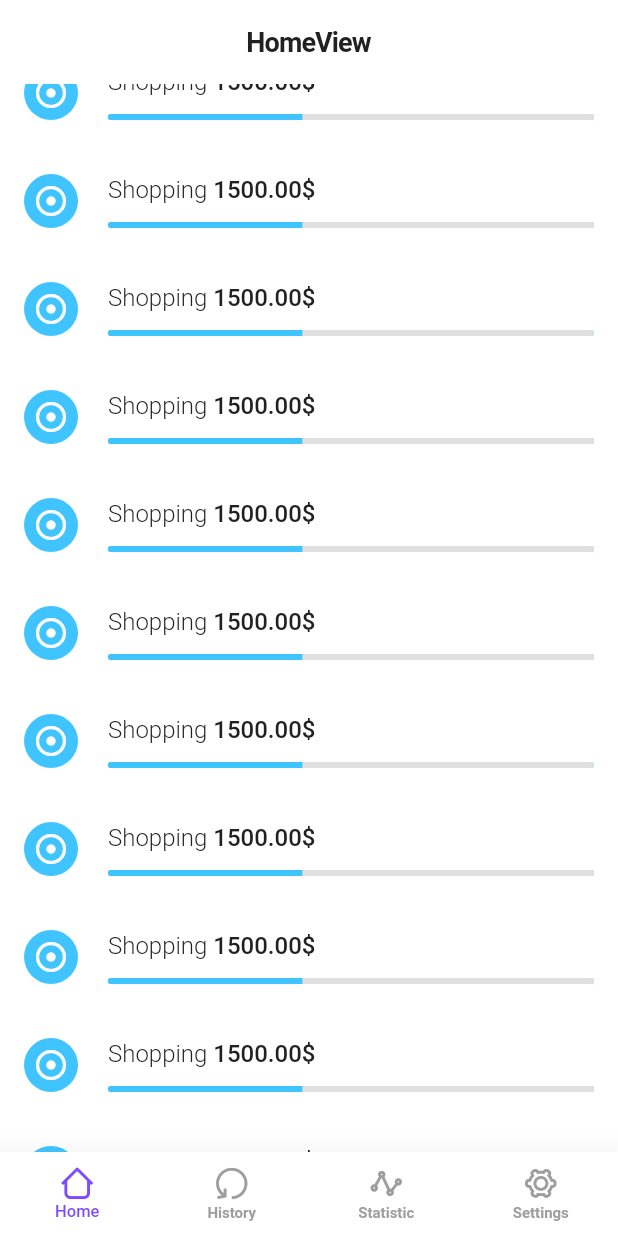
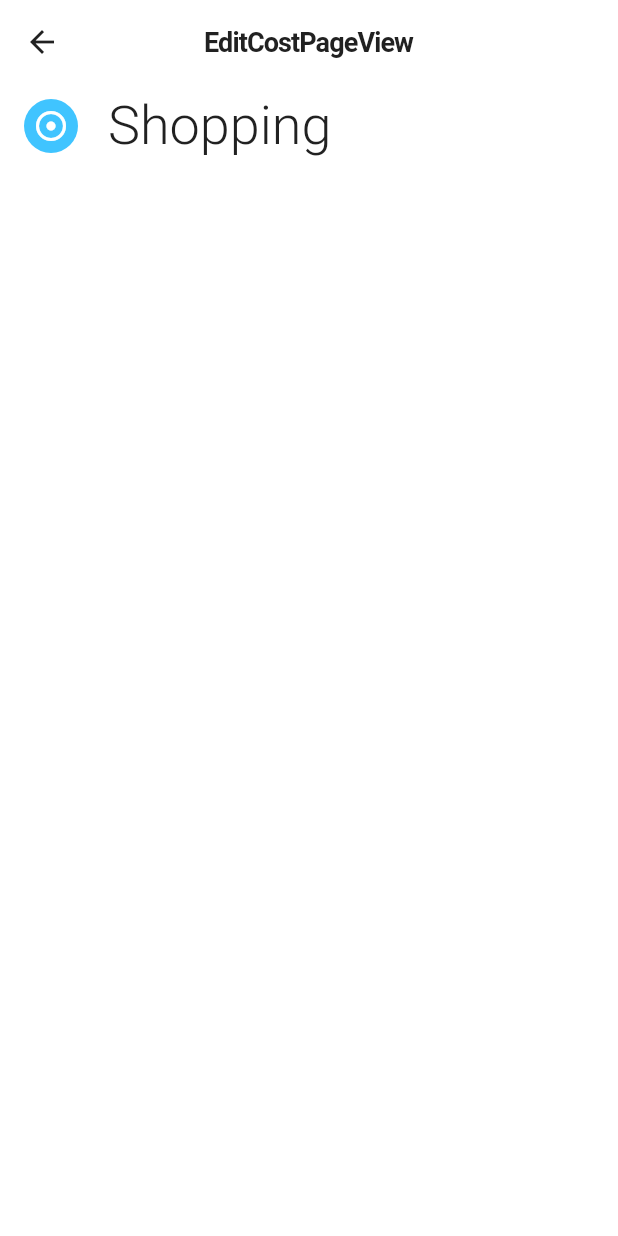
Before and after one commit to HasanToufiqAhamed/mmm, a Flutter app: the screen it shows after launch, scrolled down 576 dp, after a tap on "Shopping", on a phone screen of 412 x 824 dp. Run offline on Flutter 3.47's test engine with Material 2 defaults, Android fonts, the phone set to English and light mode, and no system bars; our stand-ins replace get, shared_preferences; Roboto replaces fonts that are missing (Manrope).

```diff
--- /dev/null
+++ b/lib/app/modules/edit_cost.page/views/edit_cost_page_view.dart
@@ -0,0 +1,59 @@
+import 'package:flutter/material.dart';
+
+import 'package:get/get.dart';
+
+import '../controllers/edit_cost_page_controller.dart';
+
+class EditCostPageView extends StatefulWidget {
+
+  final String tagIcon;
+
+  EditCostPageView({
+    required this.tagIcon,
+  });
+
+  @override
+  State<EditCostPageView> createState() => _EditCostPageViewState();
+}
+
+class _EditCostPageViewState extends State<EditCostPageView> {
+  // EditCostPageController controller =Get.find<EditCostPageController>();
+
+  @override
+  Widget build(BuildContext context) {
+    return Scaffold(
+      appBar: AppBar(
+        title: Text('EditCostPageView'),
+        centerTitle: true,
+      ),
+      body: Column(
+        children: [
+          ListTile(
+
+            leading: Hero(
+              tag: widget.tagIcon,
+              child: Container(
+                decoration: BoxDecoration(
+                  color: Colors.lightBlueAccent,
+                  borderRadius: BorderRadius.circular(1000),
+                ),
+                padding: const EdgeInsets.all(6),
+                child: const Icon(
+                  Icons.adjust,
+                  color: Colors.white,
+                ),
+              ),
+            ),
+            title: Text(
+              'Shopping',
+              style: TextStyle(
+                fontWeight: FontWeight.w300,
+                fontSize: 36,
+              ),
+            ),
+          )
+        ],
+      ),
+    );
+  }
+}
--- a/lib/app/modules/home.page/views/home_page_view.dart
+++ b/lib/app/modules/home.page/views/home_page_view.dart
@@ -2,12 +2,19 @@ import 'package:flutter/material.dart';
 
 import 'package:get/get.dart';
 import 'package:mmm/app/domain/global_controller/theme_controller.dart';
+import 'package:mmm/app/modules/edit_cost.page/views/edit_cost_page_view.dart';
+import 'package:mmm/app/routes/app_page_routing_helper.dart';
 
 import '../controllers/home_page_controller.dart';
 
-class HomePageView extends GetView<HomePageController> {
+class HomePageView extends StatefulWidget {
   const HomePageView({Key? key}) : super(key: key);
 
+  @override
+  State<HomePageView> createState() => _HomePageViewState();
+}
+
+class _HomePageViewState extends State<HomePageView> {
   @override
   Widget build(BuildContext context) {
     return Scaffold(
@@ -50,8 +57,17 @@ class HomePageView extends GetView<HomePageController> {
               itemCount: 20,
               itemBuilder: (context, i) {
                 return ListTile(
-                  onTap: () {},
-                  leading: Container(
+                  onTap: () {
+                    Navigator.push(
+                      context,
+                      MaterialPageRoute(
+                        builder: (context) => EditCostPageView(tagIcon: 'icon_hero_$i'),
+                      ),
+                    );
+                  },
+                  leading: Hero(
+                    tag: 'icon_hero_$i',
+                    child: Container(
                       decoration: BoxDecoration(
                         color: Colors.lightBlueAccent,
                         borderRadius: BorderRadius.circular(1000),
@@ -60,6 +76,7 @@ class HomePageView extends GetView<HomePageController> {
                       child: const Icon(
                         Icons.adjust,
                         color: Colors.white,
+                      ),
                     ),
                   ),
                   title: Row(
```
Also changed, not shown: lib/app/modules/edit_cost.page/bindings/edit_cost_page_binding.dart (added, +12 -0 lines), lib/app/modules/edit_cost.page/controllers/edit_cost_page_controller.dart (added, +20 -0 lines), lib/app/routes/app_page_routing_helper.dart (added, +10 -0 lines). Lines whose indentation alone changed are shown as unchanged.
